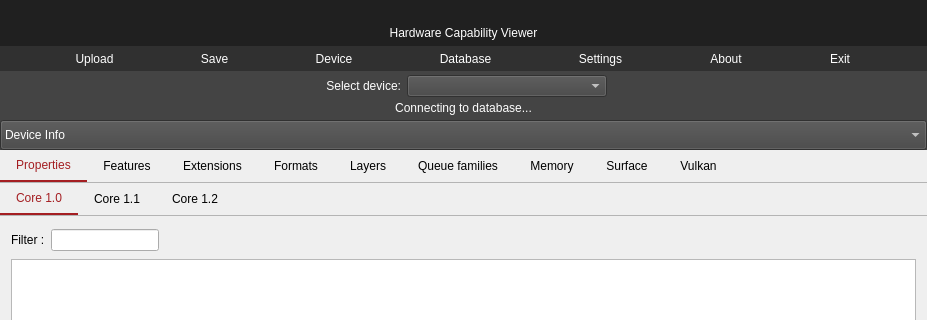
First picture: the form in vulkancapsviewer.ui, repository SaschaWillems/VulkanCapsViewer, before the edit; both pictures show x 0 to 927 and y 0 to 320 of the 927 by 755 pixel window.
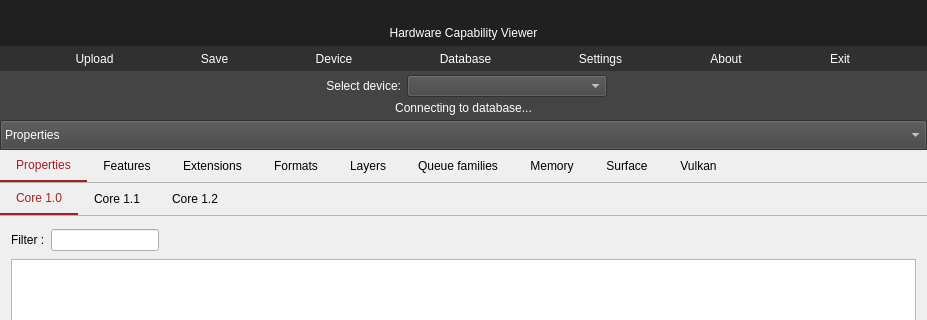
Second picture: the form after the edit. Icons and pictures are not drawn.

Commit message: Android combo box selector entries

What changed in the file:
```diff
--- a/vulkancapsviewer.ui
+++ b/vulkancapsviewer.ui
@@ -502,7 +502,7 @@
 </string>
             </property>
             <property name="currentText">
-             <string>Device Info</string>
+             <string>Properties</string>
             </property>
             <property name="maxVisibleItems">
              <number>16</number>
@@ -512,7 +512,7 @@
             </property>
             <item>
              <property name="text">
-              <string>Device Info</string>
+              <string>Properties</string>
              </property>
             </item>
             <item>
```
Left out of the diff: 5 changed lines with no effect on the pictures.
